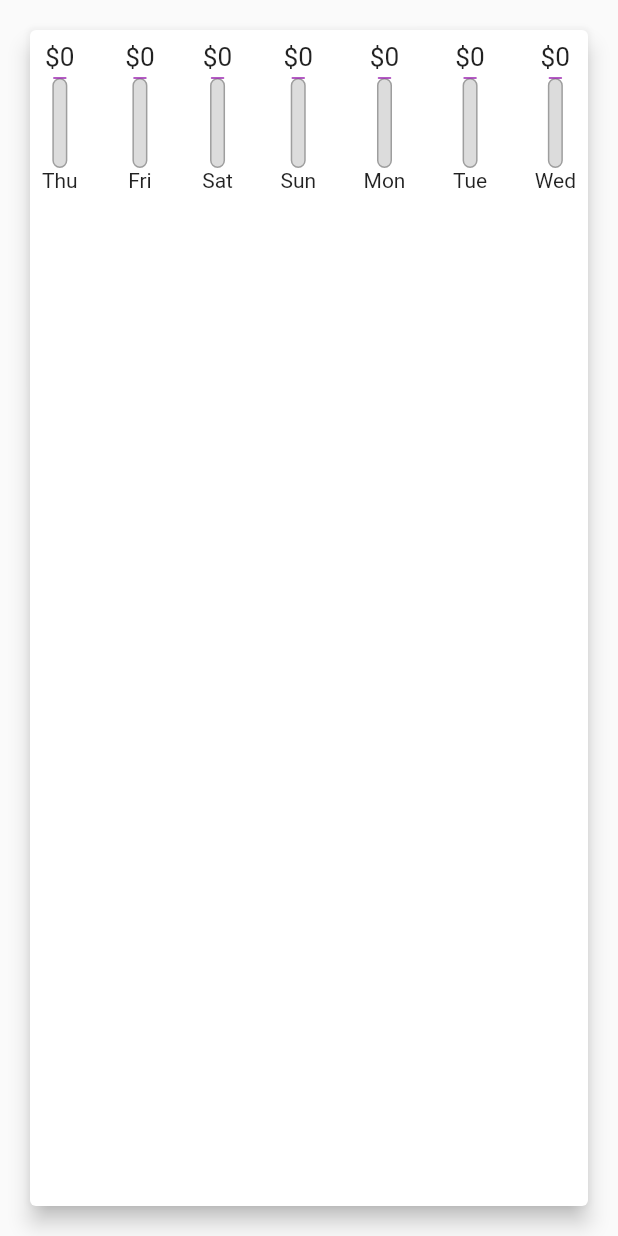
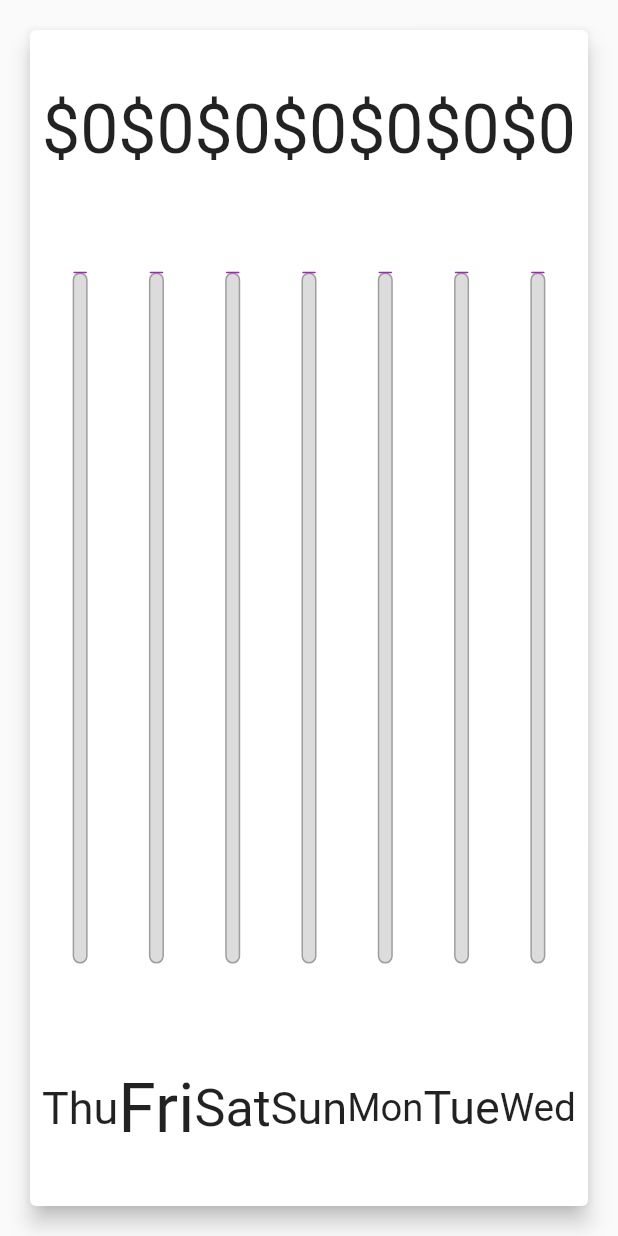
Before and after one commit to tddgit/expense_tracker, a Flutter app: the Chart widget shown alone on an empty page, opened directly with empty values, on a phone screen of 412 x 824 dp. Run offline on Flutter 3.47's test engine with Material 2 defaults, Android fonts, the phone set to English and light mode, and no system bars.

Commit message:
Finished first part of the
Took 3 hours 21 minutes

```diff
--- a/lib/widgets/chart.dart
+++ b/lib/widgets/chart.dart
@@ -7,7 +7,9 @@ import 'chart_bar.dart';
 class Chart extends StatelessWidget {
   final List<Transaction> recentTransactions;
 
-  Chart(this.recentTransactions);
+  Chart(this.recentTransactions) {
+    print('Constructor Chart');
+  }
 
   List<Map<String, Object>> get groupedTransactionValues {
     return List.generate(7, (index) {
@@ -37,6 +39,7 @@ class Chart extends StatelessWidget {
 
   @override
   Widget build(BuildContext context) {
+    print('build() Chart');
     return Card(
       elevation: 6,
       margin: EdgeInsets.all(20),
--- a/lib/widgets/chart_bar.dart
+++ b/lib/widgets/chart_bar.dart
@@ -5,21 +5,26 @@ class ChartBar extends StatelessWidget {
   final double spendingAmount;
   final double spendingPctOfTotal;
 
-  ChartBar(this.label, this.spendingAmount, this.spendingPctOfTotal);
+  const ChartBar(this.label, this.spendingAmount, this.spendingPctOfTotal);
 
   @override
   Widget build(BuildContext context) {
+    print('build() ChartBar');
+    return LayoutBuilder(
+      builder: (ctx, constraints) {
         return Column(
           children: <Widget>[
             Container(
-            height: 20,
+              height: constraints.maxHeight * 0.15,
               child: FittedBox(
-                child: Text('\$${spendingAmount.toStringAsFixed(0)}'))),
+                child: Text('\$${spendingAmount.toStringAsFixed(0)}'),
+              ),
+            ),
             SizedBox(
-          height: 4,
+              height: constraints.maxHeight * 0.05,
             ),
             Container(
-          height: 60,
+              height: constraints.maxHeight * 0.6,
               width: 10,
               child: Stack(
                 children: <Widget>[
@@ -44,13 +49,23 @@ class ChartBar extends StatelessWidget {
                         color: Theme.of(context).primaryColor,
                         borderRadius: BorderRadius.circular(10),
                       ),
-                  )),
+                    ),
+                  ),
                 ],
               ),
             ),
-        SizedBox(),
-        Text(label),
+            SizedBox(
+              height: constraints.maxHeight * 0.05,
+            ),
+            Container(
+              height: constraints.maxHeight * 0.15,
+              child: FittedBox(
+                child: Text(label),
+              ),
+            ),
           ],
+        );
+      },
     );
   }
 }
```
Also changed, not shown: lib/main.dart (+91 -14 lines), lib/widgets/adaptive_button.dart (added, +28 -0 lines), lib/widgets/new_transaction.dart (+31 -9 lines), lib/widgets/transaction_list.dart (+18 -10 lines). Lines whose indentation alone changed are shown as unchanged.
